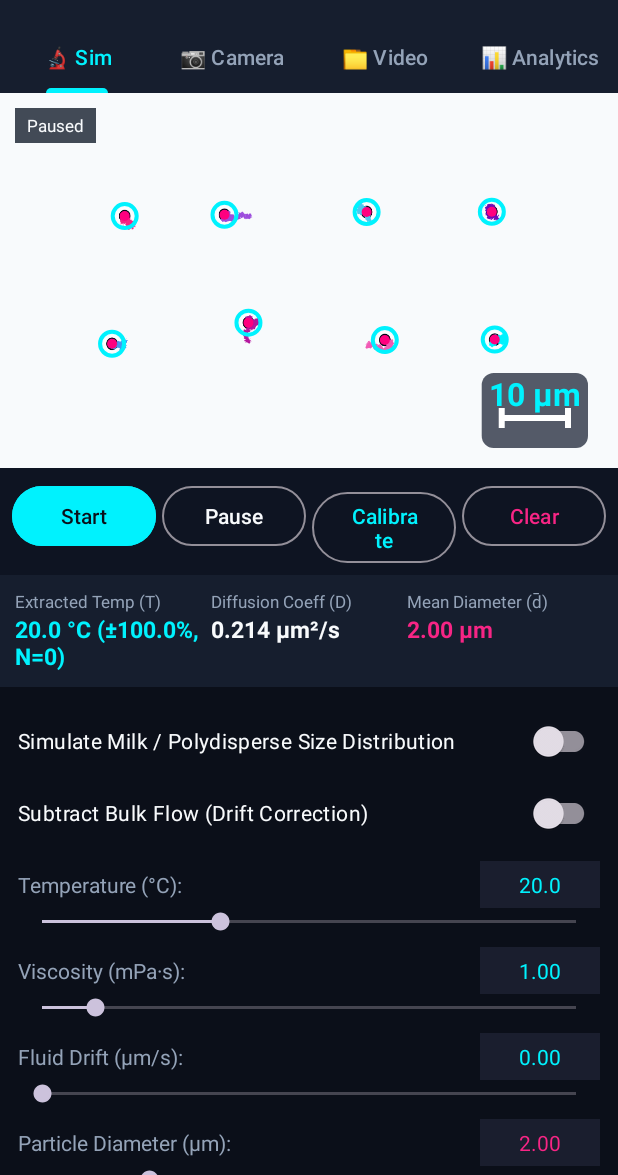
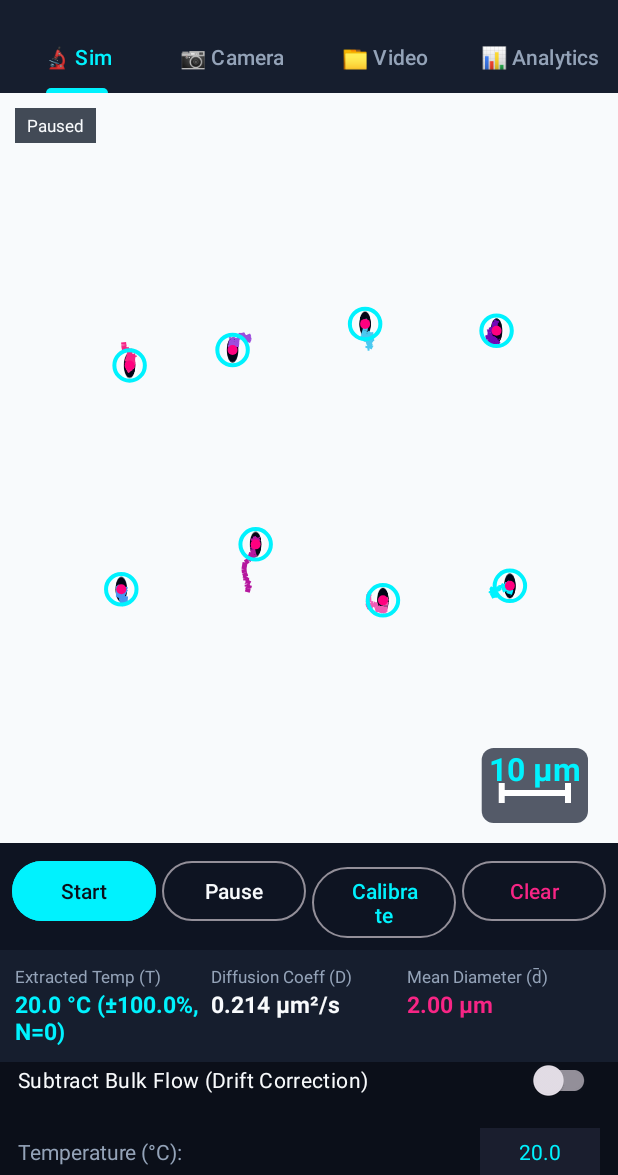
Before and after one commit to thwump/brownian-motion-app, an Android app: the screen it shows after launch (MainActivity), after a tap on "Clear", on a phone screen of 412 x 824 dp, the part 61-1236 px from its top. Run offline under Robolectric (Android 15) with nearby library versions, the light colour scheme and no system bars; 3 other taps on this screen came first.

Commit message:
Increase preview size from 250dp to 500dp
Makes the camera preview much more visible and easier to work with
for microscopy setup and particle observation.

```diff
--- a/app/src/main/res/layout/activity_main.xml
+++ b/app/src/main/res/layout/activity_main.xml
@@ -73,7 +73,7 @@
     <FrameLayout
         android:id="@+id/viewportContainer"
         android:layout_width="match_parent"
-        android:layout_height="250dp"
+        android:layout_height="500dp"
         android:background="#000000">
 
         <com.brownian.tracker.ui.AspectRatioSurfaceView
```
